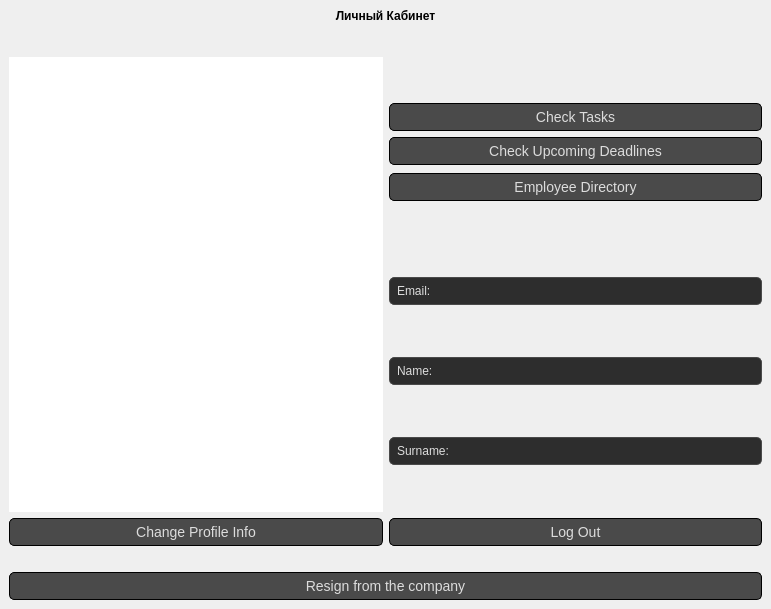
Old version of the form UsersWindows/EmployeeWindow/employeewindow.ui in the repository splitmindq/task-management.
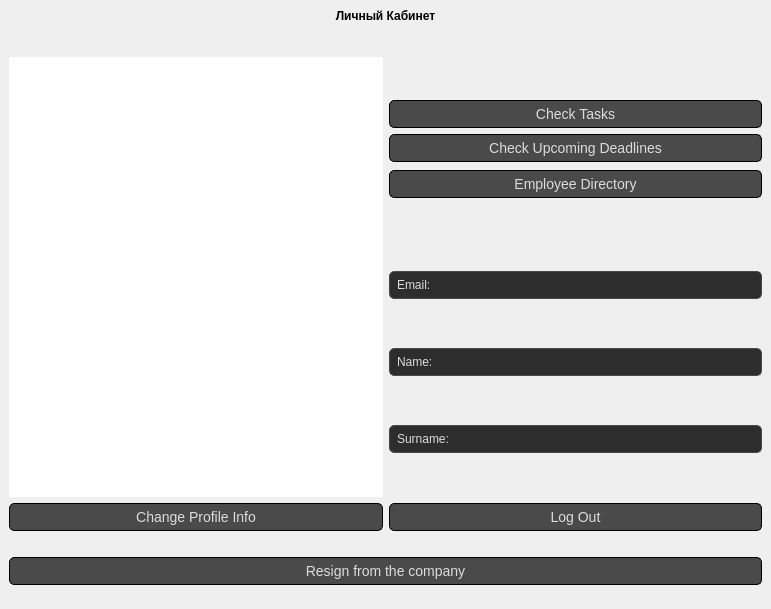
New version of the form.

What changed in the file:
```diff
--- a/UsersWindows/EmployeeWindow/employeewindow.ui
+++ b/UsersWindows/EmployeeWindow/employeewindow.ui
@@ -258,6 +258,22 @@
       </property>
      </widget>
     </item>
+    <item>
+     <spacer name="verticalSpacer_2">
+      <property name="orientation">
+       <enum>Qt::Orientation::Vertical</enum>
+      </property>
+      <property name="sizeType">
+       <enum>QSizePolicy::Policy::Fixed</enum>
+      </property>
+      <property name="sizeHint" stdset="0">
+       <size>
+        <width>20</width>
+        <height>15</height>
+       </size>
+      </property>
+     </spacer>
+    </item>
    </layout>
   </widget>
  </widget>
```
